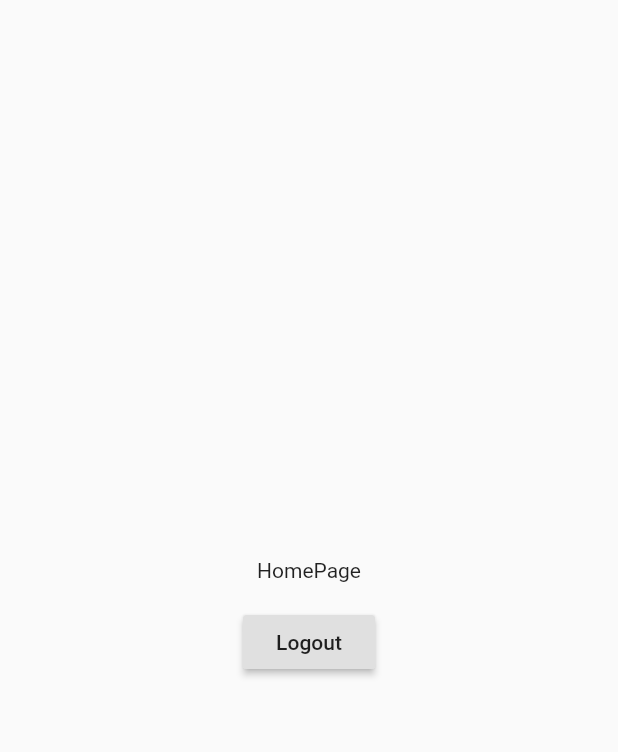
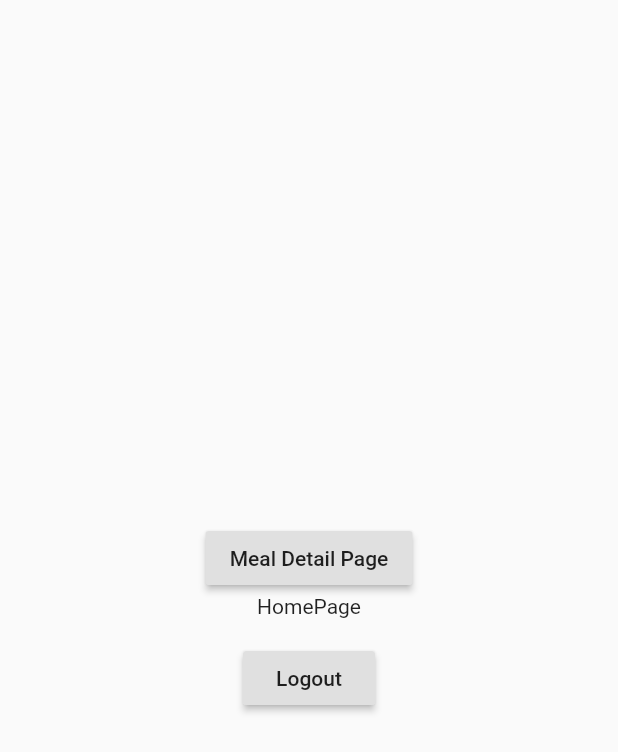
Before and after one commit to mwritter/Flutter_Meal_Plan_App, a Flutter app: the HomePage screen opened directly, on a phone screen of 412 x 824 dp. Shown: the top 752 px of the screen. Run offline on Flutter 3.47's test engine with Material 2 defaults, Android fonts, the phone set to English and light mode, and no system bars; our stand-ins replace cloud_firestore, firebase_auth; accounts and stored records are empty.

Commit message:
Added Meal Detail page and button

```diff
--- a/lib/pages/home_page.dart
+++ b/lib/pages/home_page.dart
@@ -1,6 +1,8 @@
 import 'package:flutter/material.dart';
 import 'package:firebase_auth/firebase_auth.dart';
 import 'package:cloud_firestore/cloud_firestore.dart';
+import '../models/meal.dart';
+import './meal_detail_page.dart';
 
 class HomePage extends StatefulWidget {
   @override
@@ -29,6 +31,17 @@ class _HomePageState extends State<HomePage> {
     });
   }
 
+  Widget _buildMealDetails() {
+    Meal meal = new Meal("Pizza", "Its so so good", 'food4.jpg');
+    return RaisedButton(
+      onPressed: () {
+        Navigator.of(context).push(MaterialPageRoute(
+            builder: (BuildContext context) => MealDetailPage(meal)));
+      },
+      child: Text("Meal Detail Page"),
+    );
+  }
+
   @override
   Widget build(BuildContext context) {
     return Scaffold(
@@ -37,6 +50,7 @@ class _HomePageState extends State<HomePage> {
         child: Column(
           mainAxisAlignment: MainAxisAlignment.center,
           children: <Widget>[
+            _buildMealDetails(),
             Text("HomePage"),
             StreamBuilder(
               stream: Firestore.instance.collection('users').snapshots(),
@@ -67,7 +81,7 @@ class _HomePageState extends State<HomePage> {
                 });
               },
               child: Text("Logout"),
-            )
+            ),
           ],
         ),
       ),
--- a/pubspec.yaml
+++ b/pubspec.yaml
@@ -40,6 +40,8 @@ flutter:
   # assets:
   #  - images/a_dot_burr.jpeg
   #  - images/a_dot_ham.jpeg
+  assets:
+    - assets/img/food4.jpg
   # An image asset can refer to one or more resolution-specific "variants", see
   # https://flutter.io/assets-and-images/#resolution-aware.
   # For details regarding adding assets from package dependencies, see
```
